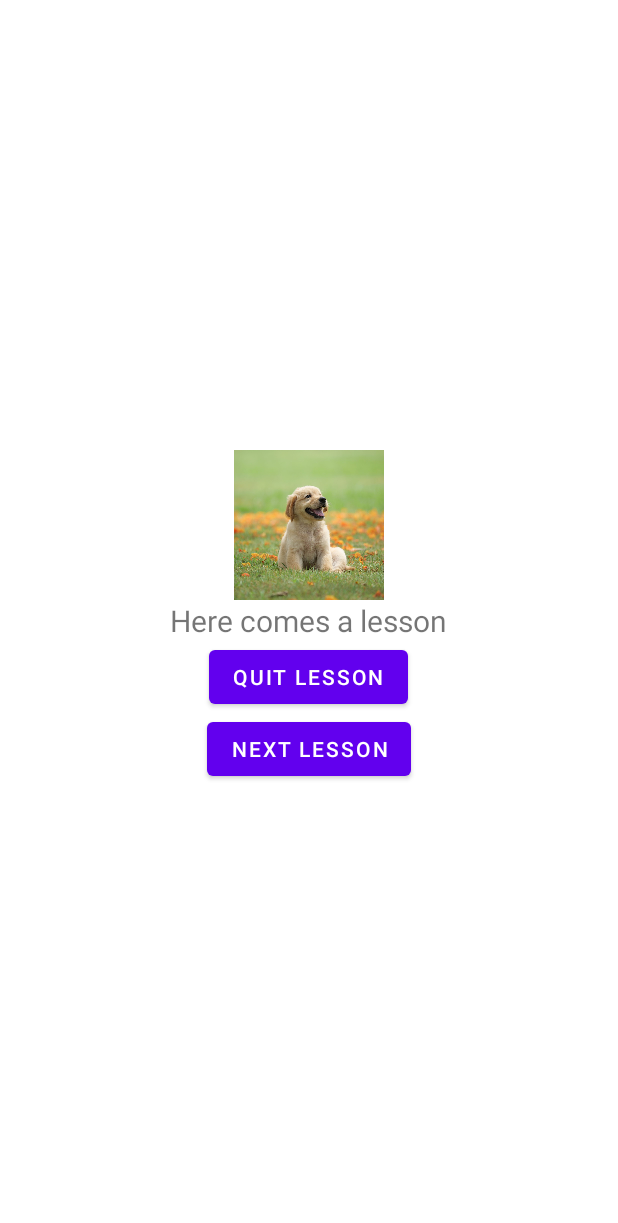
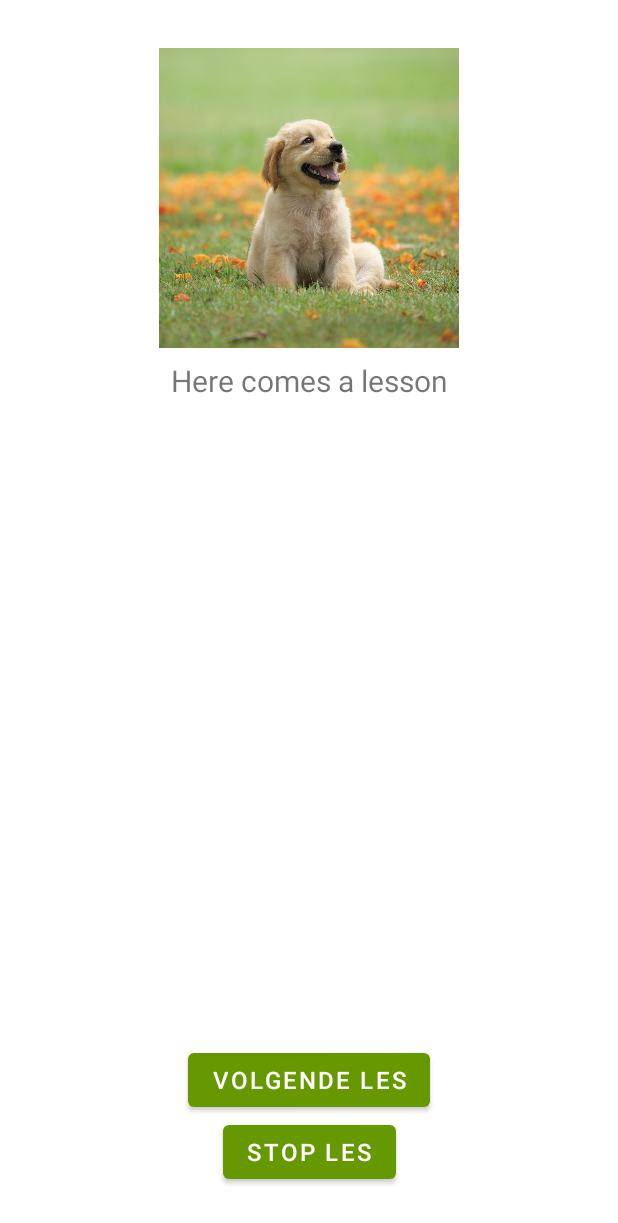
Before and after one commit to HanneVerstraete/Animalia, an Android app: the layout activity_main.xml on its own in the app's theme, with its tools: preview values and no code run, on a phone screen of 412 x 824 dp. Shown: the top 1223 px of the screen. Run offline under Robolectric (Android 15) with nearby library versions, the phone set to English and light mode, and no system bars.

Commit message:
feature Lessons: convert to constraint layout + add styles + add databinding

```diff
--- a/app/build.gradle
+++ b/app/build.gradle
@@ -31,6 +31,9 @@ android {
     kotlinOptions {
         jvmTarget = '1.8'
     }
+    dataBinding {
+        enabled = true
+    }
 }
 
 dependencies {
--- a/app/src/main/res/layout/activity_main.xml
+++ b/app/src/main/res/layout/activity_main.xml
@@ -1,42 +1,69 @@
 <?xml version="1.0" encoding="utf-8"?>
-<LinearLayout xmlns:android="http://schemas.android.com/apk/res/android"
-    xmlns:tools="http://schemas.android.com/tools"
+<layout xmlns:android="http://schemas.android.com/apk/res/android"
     xmlns:app="http://schemas.android.com/apk/res-auto"
+    xmlns:tools="http://schemas.android.com/tools">
+
+    <data>
+
+        <variable
+            name="lessonBook"
+            type="com.example.animalia.LessonBook" />
+    </data>
+
+    <androidx.constraintlayout.widget.ConstraintLayout
+        android:id="@+id/constraintLayout"
         android:layout_width="match_parent"
-    android:layout_height="wrap_content"
-    tools:context=".MainActivity"
+        android:layout_height="match_parent"
         android:layout_gravity="center_vertical"
-    android:orientation="vertical">
+        android:orientation="vertical"
+        tools:context=".MainActivity">
 
         <ImageView
             android:id="@+id/animal_image"
-        android:layout_width="100dp"
-        android:layout_height="100dp"
-        android:layout_gravity="center_horizontal"
+            android:layout_width="200dp"
+            android:layout_height="200dp"
+            android:layout_marginTop="32dp"
+            android:contentDescription="@string/description_image_lesson"
+            app:layout_constraintBottom_toTopOf="@+id/lesson_textview"
+            app:layout_constraintEnd_toEndOf="parent"
+            app:layout_constraintStart_toStartOf="parent"
+            app:layout_constraintTop_toTopOf="parent"
             app:srcCompat="@drawable/empty_vector"
             tools:srcCompat="@drawable/dog" />
 
         <TextView
             android:id="@+id/lesson_textview"
+            style="@style/text_regular"
             android:layout_width="wrap_content"
             android:layout_height="wrap_content"
-        android:text=""
-        android:layout_gravity="center_horizontal"
-        tools:text="Here comes a lesson"
-        android:textSize="20sp"
-        />
-    <Button
-        android:id="@+id/quitlesson_button"
-        android:layout_width="wrap_content"
-        android:layout_height="wrap_content"
-        android:text="@string/button_lesson_quit"
-        android:layout_gravity="center_horizontal"/>
+            android:layout_marginTop="8dp"
+            android:layout_marginBottom="32dp"
+            android:text="@{lessonBook.currentLesson}"
+            app:layout_constraintEnd_toEndOf="parent"
+            app:layout_constraintStart_toStartOf="parent"
+            app:layout_constraintTop_toBottomOf="@+id/animal_image"
+            tools:text="Here comes a lesson" />
+
         <Button
             android:id="@+id/nextlesson_button"
+            style="@style/button_regular"
             android:layout_width="wrap_content"
             android:layout_height="wrap_content"
             android:text="@string/button_lesson_next"
-        android:layout_gravity="center_horizontal"/>
+            app:layout_constraintBottom_toTopOf="@+id/quitlesson_button"
+            app:layout_constraintEnd_toEndOf="parent"
+            app:layout_constraintStart_toStartOf="parent" />
 
+        <Button
+            android:id="@+id/quitlesson_button"
+            style="@style/button_regular"
+            android:layout_width="wrap_content"
+            android:layout_height="wrap_content"
+            android:layout_marginBottom="32dp"
+            android:text="@string/button_lesson_quit"
+            app:layout_constraintBottom_toBottomOf="parent"
+            app:layout_constraintEnd_toEndOf="parent"
+            app:layout_constraintStart_toStartOf="parent" />
 
-</LinearLayout>
+    </androidx.constraintlayout.widget.ConstraintLayout>
+</layout>
--- a/app/src/main/res/values/strings.xml
+++ b/app/src/main/res/values/strings.xml
@@ -1,8 +1,9 @@
 <resources>
     <string name="app_name">Animalia</string>
-    <string name="greeting">Hello!</string>
-    <string name="button_skill">Test skills</string>
-    <string name="button_learn">Learn</string>
-    <string name="button_lesson_quit">Quit lesson</string>
-    <string name="button_lesson_next">Next lesson</string>
+    <string name="greeting">Hallo!</string>
+    <string name="button_skill">Test vaardigheden</string>
+    <string name="button_learn">Leer</string>
+    <string name="button_lesson_quit">Stop les</string>
+    <string name="button_lesson_next">Volgende les</string>
+    <string name="description_image_lesson">Foto van het dier waar de les over gaat</string>
 </resources>
--- /dev/null
+++ b/app/src/main/res/values/styles.xml
@@ -0,0 +1,12 @@
+<?xml version="1.0" encoding="utf-8"?>
+<resources>
+
+    <style name="text_regular">
+        <item name="android:textSize">20sp</item>
+    </style>
+
+    <style name="button_regular">
+        <item name="android:textSize">16sp</item>
+        <item name="backgroundTint">@android:color/holo_green_dark</item>
+    </style>
+</resources>
```
Also changed, not shown: app/src/main/java/com/example/animalia/AnimalsLesson.kt (deleted, +0 -16 lines), app/src/main/java/com/example/animalia/LessonBook.kt (added, +20 -0 lines), app/src/main/java/com/example/animalia/MainActivity.kt (+14 -17 lines). Lines whose indentation alone changed are shown as unchanged.
